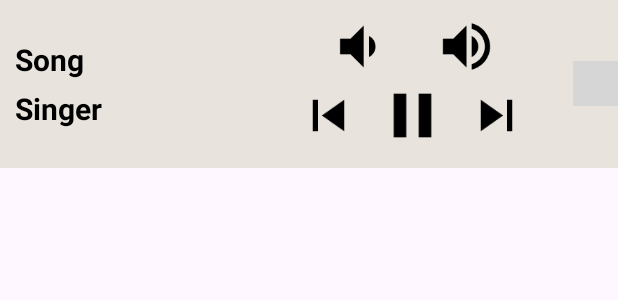
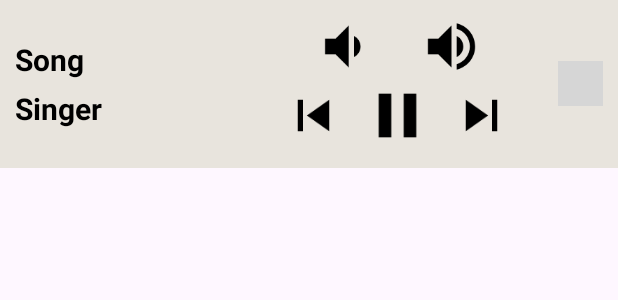
Before and after one commit to vuongvanduy0210/ghtk-service, an Android app: the layout notification_music.xml on its own in the app's theme, with its tools: preview values and no code run, on a phone screen of 412 x 824 dp. Shown: the top 300 px of the screen. Run offline under Robolectric (Android 15) with nearby library versions, the phone set to English and light mode, and no system bars; grey boxes are pictures that could not be loaded.

Commit message:
refactor code

```diff
--- a/app/src/main/res/layout/fragment_start.xml
+++ b/app/src/main/res/layout/fragment_start.xml
@@ -11,6 +11,7 @@
         android:layout_width="wrap_content"
         android:layout_height="wrap_content"
         android:text="@string/start_music"
+        android:textColor="@color/white"
         android:textSize="20sp"
         app:layout_constraintBottom_toBottomOf="parent"
         app:layout_constraintEnd_toEndOf="parent"
--- a/app/src/main/res/layout/notification_music.xml
+++ b/app/src/main/res/layout/notification_music.xml
@@ -111,6 +111,7 @@
         android:layout_alignParentEnd="true"
         android:layout_centerVertical="true"
         android:layout_marginStart="20dp"
+        android:layout_marginEnd="10dp"
         android:src="@drawable/ic_cancel" />
 
 </RelativeLayout>
--- a/app/src/main/res/values-night/themes.xml
+++ b/app/src/main/res/values-night/themes.xml
@@ -3,5 +3,6 @@
     <style name="Base.Theme.Service" parent="Theme.Material3.DayNight.NoActionBar">
         <!-- Customize your dark theme here. -->
         <!-- <item name="colorPrimary">@color/my_dark_primary</item> -->
+        <item name="colorPrimary">@color/primary_color</item>
     </style>
 </resources>
```
